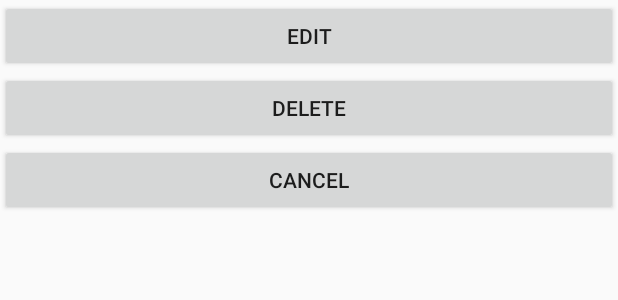
After one commit to OnPanic/WarnContacts, an Android app: the layout contact_dialog.xml on its own in the app's theme, with its tools: preview values and no code run, on a phone screen of 412 x 824 dp. The commit adds this screen. Shown: the top 300 px of the screen. Run offline under Robolectric (Android 15) with nearby library versions, the phone set to English and light mode, and no system bars.

Commit message:
delete contacts

```diff
--- /dev/null
+++ b/app/src/main/res/layout/contact_dialog.xml
@@ -0,0 +1,24 @@
+<?xml version="1.0" encoding="utf-8"?>
+<LinearLayout xmlns:android="http://schemas.android.com/apk/res/android"
+    android:layout_width="match_parent"
+    android:layout_height="match_parent"
+    android:orientation="vertical">
+
+    <Button
+        android:id="@+id/edit_contact"
+        android:layout_width="match_parent"
+        android:layout_height="wrap_content"
+        android:text="@string/edit" />
+
+    <Button
+        android:id="@+id/delete_contact"
+        android:layout_width="match_parent"
+        android:layout_height="wrap_content"
+        android:text="@string/delete" />
+
+    <Button
+        android:id="@+id/btn_cancel"
+        android:layout_width="match_parent"
+        android:layout_height="wrap_content"
+        android:text="@string/cancel" />
+</LinearLayout>
--- a/app/src/main/res/values/strings.xml
+++ b/app/src/main/res/values/strings.xml
@@ -6,7 +6,11 @@
     <string name="send_location">Send location</string>
     <string name="cancel">Cancel</string>
     <string name="save">Save</string>
+    <string name="delete">Delete</string>
+    <string name="edit">Edit</string>
     <string name="activate">Activate</string>
+    <string name="actions">Actions</string>
     <string name="please_grant_permissions_for_read_contacts">Please grant permissions for read contacts</string>
+    <string name="confirm_contact_deletion">Confirm contact deletion</string>
 
 </resources>
```
Also changed, not shown: app/src/main/java/org/thepanicproject/warncontacts/WarnContactsActivity.java (+6 -1 lines), app/src/main/java/org/thepanicproject/warncontacts/adapters/ContactsAdapter.java (+15 -1 lines), app/src/main/java/org/thepanicproject/warncontacts/dialogs/ContactActionsDialog.java (added, +46 -0 lines), app/src/main/java/org/thepanicproject/warncontacts/dialogs/DeleteContactDialog.java (added, +48 -0 lines).
